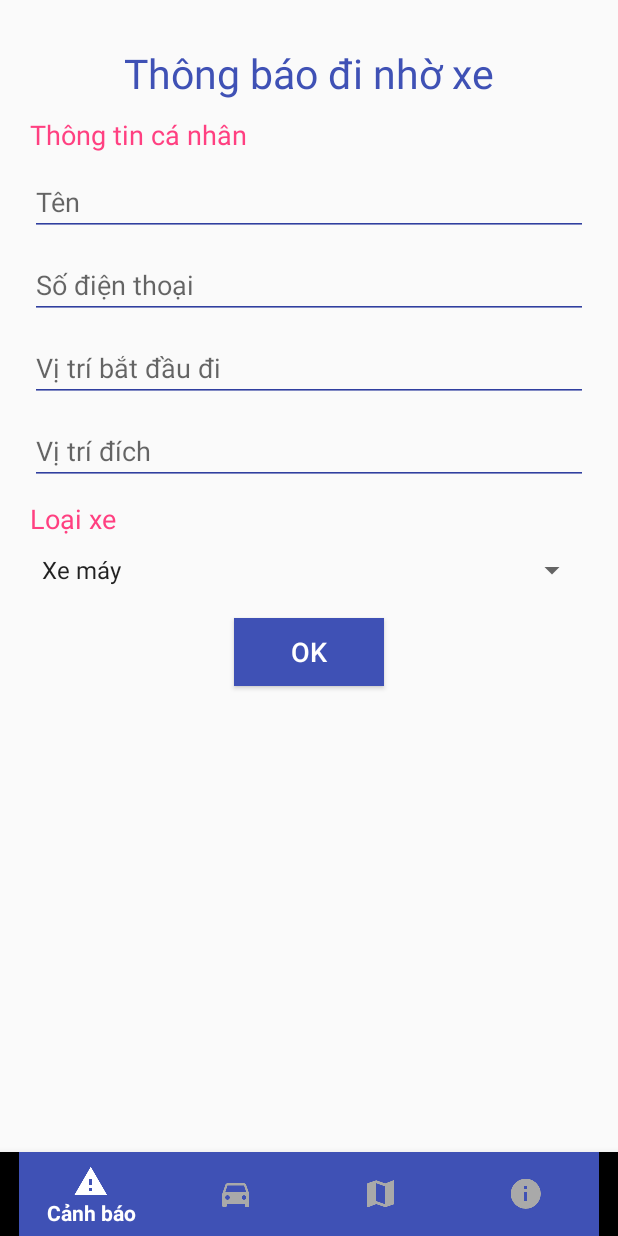
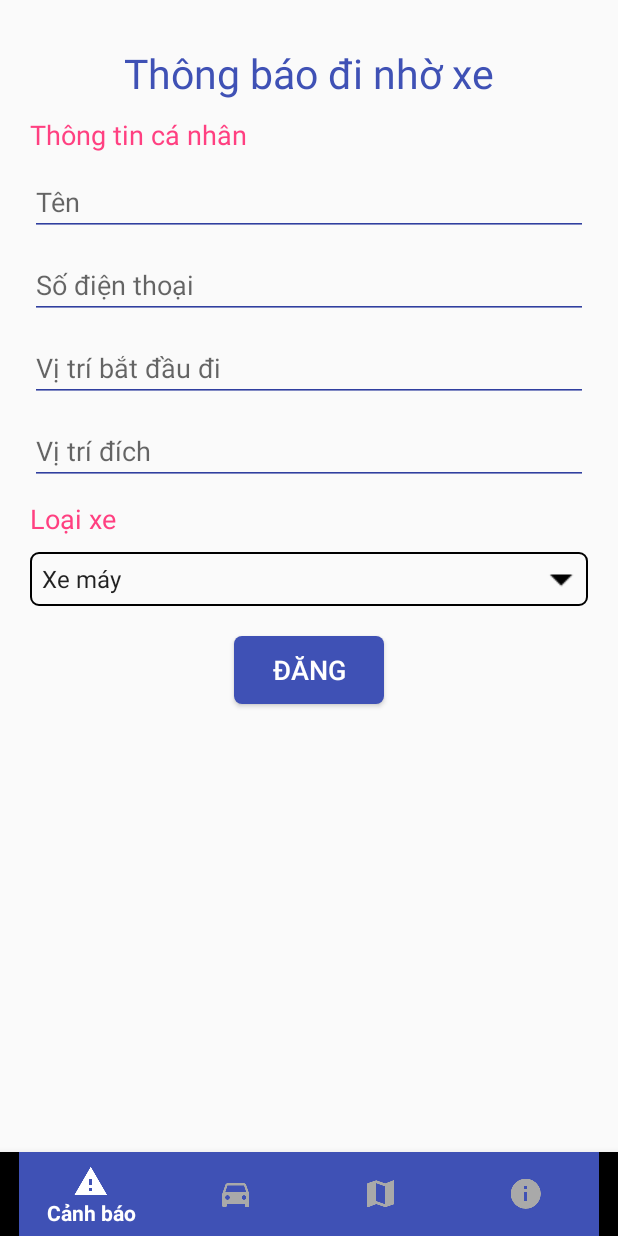
Before and after one commit to thucp228/SG_Traffic, an Android app: the fragment CarSubmitFragment placed in its activity, on a phone screen of 412 x 824 dp. Run offline under Robolectric (Android 15) with nearby library versions, the phone set to English and light mode, and no system bars; our stand-ins replace Firebase (no records; nobody signed in at launch, a user with empty details on screens opened directly).

Commit message:
Updated UI

```diff
--- a/app/src/main/java/com/qteam/saigonjams/CarFragment.java
+++ b/app/src/main/java/com/qteam/saigonjams/CarFragment.java
@@ -19,6 +19,7 @@ import com.google.firebase.database.FirebaseDatabase;
 import com.google.firebase.database.ValueEventListener;
 
 import java.util.ArrayList;
+import java.util.Collections;
 import java.util.List;
 
 public class CarFragment extends Fragment implements View.OnClickListener {
@@ -57,7 +58,7 @@ public class CarFragment extends Fragment implements View.OnClickListener {
                     list.setVehicleType(carPost.getVehicleType());
                     postList.add(list);
                 }
-
+                Collections.reverse(postList);
                 RecyclerViewAdapter recycler = new RecyclerViewAdapter(postList);
                 LinearLayoutManager linearLayoutManager = new LinearLayoutManager(getContext());
                 linearLayoutManager.setOrientation(LinearLayoutManager.VERTICAL);
@@ -83,7 +84,7 @@ public class CarFragment extends Fragment implements View.OnClickListener {
 
     private void setFragment(Fragment fragment) {
         FragmentTransaction fragmentTransaction = getFragmentManager().beginTransaction();
-        fragmentTransaction.setCustomAnimations(R.anim.enter_from_right, R.anim.exit_to_right, R.anim.enter_from_right, R.anim.exit_to_right);
+        fragmentTransaction.setCustomAnimations(R.anim.enter_from_right, R.anim.exit_to_left, R.anim.enter_from_left, R.anim.exit_to_right);
         fragmentTransaction.replace(R.id.main_frame, fragment);
         fragmentTransaction.addToBackStack(null);
         fragmentTransaction.commit();
--- /dev/null
+++ b/app/src/main/res/drawable/layout_bg_button.xml
@@ -0,0 +1,8 @@
+<?xml version="1.0" encoding="utf-8"?>
+<shape
+    xmlns:android="http://schemas.android.com/apk/res/android">
+    <solid
+        android:color="@color/colorPrimary"/>
+    <corners
+        android:radius="5dp"/>
+</shape>
--- /dev/null
+++ b/app/src/main/res/drawable/layout_bg_spinner.xml
@@ -0,0 +1,22 @@
+<?xml version="1.0" encoding="utf-8"?>
+<selector
+    xmlns:android="http://schemas.android.com/apk/res/android">
+    <item>
+        <layer-list>
+            <item>
+                <shape>
+                    <stroke
+                        android:width="1dp"
+                        android:color="@color/colorBlack" />
+                    <corners
+                        android:radius="5dp"/>
+                </shape>
+            </item>
+            <item >
+                <bitmap
+                    android:gravity="center|right"
+                    android:src="@drawable/ic_dropdown" />
+                </item>
+        </layer-list>
+    </item>
+</selector>
--- a/app/src/main/res/layout/fragment_car_submit.xml
+++ b/app/src/main/res/layout/fragment_car_submit.xml
@@ -32,7 +32,7 @@
         android:hint="Tên"
         android:inputType="textPersonName"
         android:backgroundTint="@color/colorPrimaryDark"
-        android:layout_marginBottom="10dp" />
+        android:layout_marginBottom="10dp"/>
 
     <EditText
         android:id="@+id/edtPhone"
@@ -73,17 +73,18 @@
         android:id="@+id/spnType"
         android:layout_width="match_parent"
         android:layout_height="wrap_content"
-        android:layout_marginBottom="20dp"/>
+        android:layout_marginBottom="20dp"
+        android:background="@drawable/layout_bg_spinner"/>
 
     <Button
         android:id="@+id/btnSubmit2"
         android:layout_width="100dp"
         android:layout_height="45dp"
         android:layout_gravity="center_horizontal"
-        android:background="@color/colorPrimary"
-        android:text="OK"
+        android:background="@drawable/layout_bg_button"
+        android:text="Đăng"
         android:textSize="18sp"
         android:textColor="@color/colorWhite"
-        android:elevation="5dp"/>
+        android:elevation="4dp"/>
 
 </LinearLayout>
--- a/app/src/main/res/layout/item_car_post.xml
+++ b/app/src/main/res/layout/item_car_post.xml
@@ -9,11 +9,11 @@
     android:paddingTop="5dp"
     android:paddingBottom="5dp"
     android:layout_marginTop="5dp"
-    android:layout_marginBottom="8dp"
+    android:layout_marginBottom="7dp"
     android:layout_marginLeft="5dp"
     android:layout_marginRight="5dp"
-    android:background="@color/colorWhite"
-    android:elevation="2dp">
+    android:background="@drawable/layout_bg_item"
+    android:elevation="1dp">
 
     <LinearLayout
         android:layout_width="wrap_content"
--- a/app/src/main/res/values/colors.xml
+++ b/app/src/main/res/values/colors.xml
@@ -1,9 +1,9 @@
 <?xml version="1.0" encoding="utf-8"?>
 <resources>
-    <color name="colorPrimary">#3f51b5</color>
-    <color name="colorPrimaryDark">#303f9f</color>
+    <color name="colorPrimary">#3F51B5</color>
+    <color name="colorPrimaryDark">#303F9F</color>
     <color name="colorAccent">#FF4081</color>
-    <color name="colorWhite">#fff</color>
+    <color name="colorWhite">#FFF</color>
     <color name="colorBlack">#000</color>
     <color name="colorBlackTransparent">#0D000000</color>
     <color name="colorGrayDark">#A9A9A9</color>
--- a/app/src/main/res/values/styles.xml
+++ b/app/src/main/res/values/styles.xml
@@ -1,9 +1,7 @@
 <resources>
-
     <style name="AppTheme" parent="Theme.AppCompat.Light.DarkActionBar">
         <item name="colorPrimary">@color/colorPrimary</item>
         <item name="colorPrimaryDark">@color/colorPrimaryDark</item>
-        <item name="colorAccent">@color/colorAccent</item>
+        <item name="colorAccent">@color/colorPrimary</item>
     </style>
-
 </resources>
```
Also changed, not shown: app/src/main/java/com/qteam/saigonjams/CarSubmitFragment.java (+9 -5 lines), app/src/main/java/com/qteam/saigonjams/MapFragment.java (+17 -20 lines), app/src/main/res/drawable/layout_bg_item.xml (added, +11 -0 lines), app/src/main/res/drawable/ic_dropdown.png (added).
